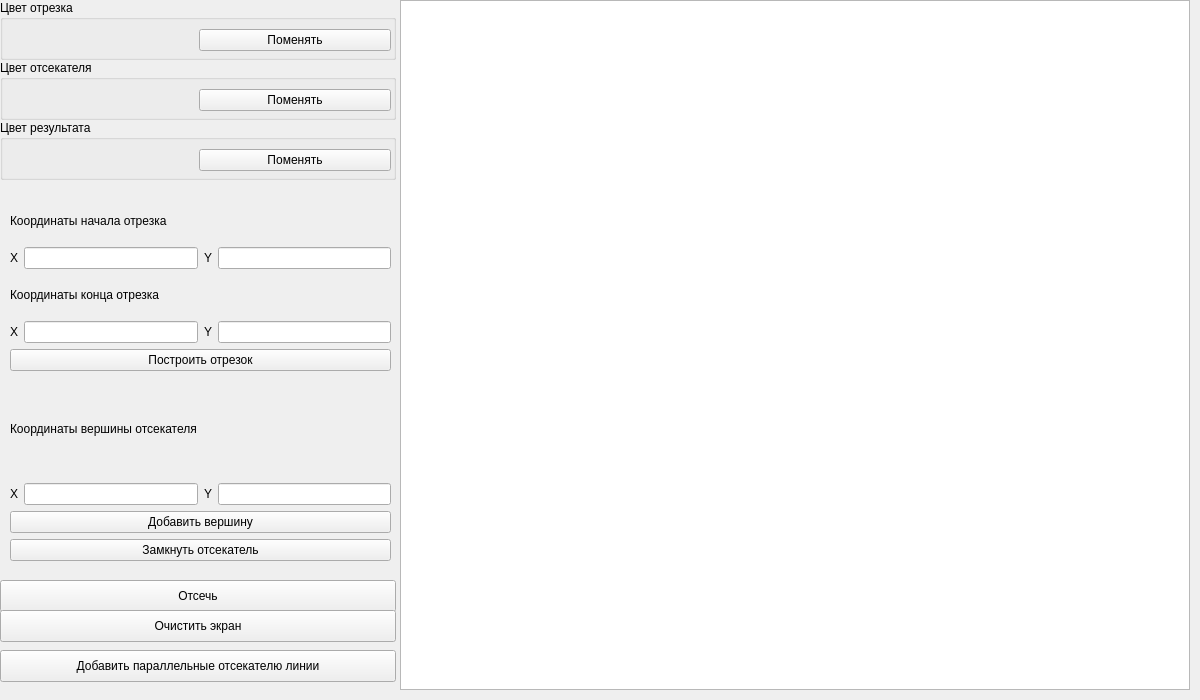
SerPan23/BMSTU_SEM_4, file Computer_graphics/lab_08/mainwindow.ui: the form before one commit.
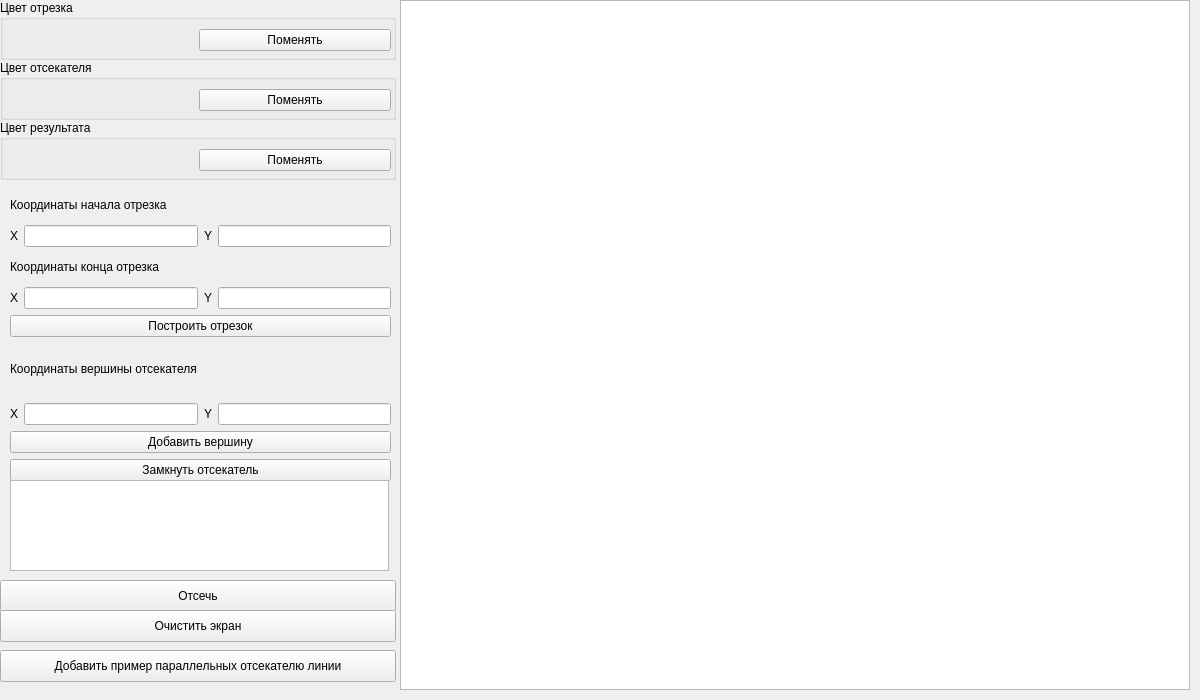
The form after the commit.

Commit message: CG lab_08: some fixes

```diff
--- a/Computer_graphics/lab_08/mainwindow.ui
+++ b/Computer_graphics/lab_08/mainwindow.ui
@@ -183,9 +183,9 @@
     <property name="geometry">
      <rect>
       <x>10</x>
-      <y>200</y>
+      <y>190</y>
       <width>381</width>
-      <height>171</height>
+      <height>147</height>
      </rect>
     </property>
     <layout class="QVBoxLayout" name="verticalLayout">
@@ -264,9 +264,9 @@
     <property name="geometry">
      <rect>
       <x>10</x>
-      <y>380</y>
+      <y>340</y>
       <width>381</width>
-      <height>181</height>
+      <height>141</height>
      </rect>
     </property>
     <layout class="QVBoxLayout" name="verticalLayout_2">
@@ -327,7 +327,20 @@
      </rect>
     </property>
     <property name="text">
-     <string>Добавить параллельные отсекателю линии</string>
+     <string>Добавить пример параллельных отсекателю линии</string>
+    </property>
+   </widget>
+   <widget class="QPlainTextEdit" name="clip_points">
+    <property name="geometry">
+     <rect>
+      <x>10</x>
+      <y>480</y>
+      <width>379</width>
+      <height>91</height>
+     </rect>
+    </property>
+    <property name="readOnly">
+     <bool>true</bool>
     </property>
    </widget>
   </widget>
```
The commit also changes 2 other files.
